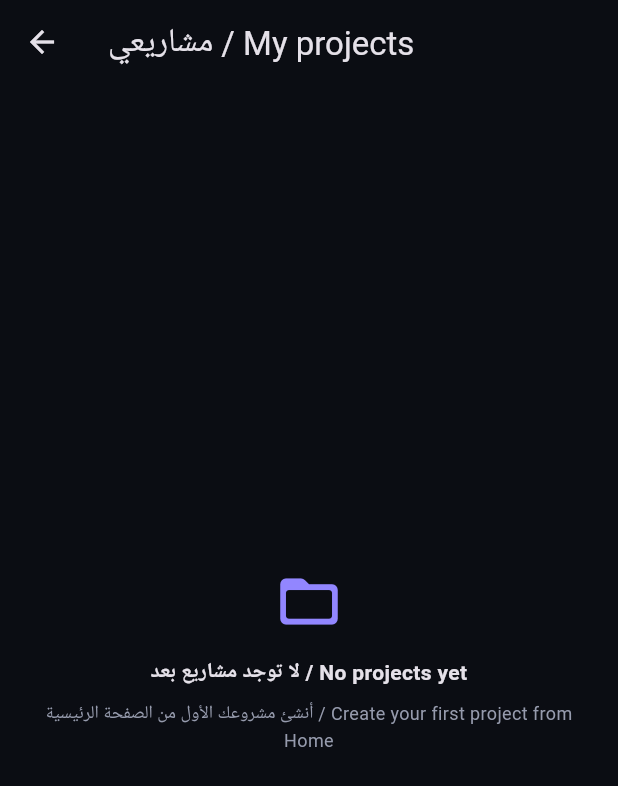
After one commit to alisrm73/QX-Project, a Flutter app: the screen it shows after launch, after a tap on "مشاريعي / My projects", on a phone screen of 412 x 824 dp. The commit adds this screen. Shown: the top 786 px of the screen. Run offline on Flutter 3.47's test engine with Material 3 defaults, Android fonts, the phone set to English and light mode, and no system bars.

Commit message:
feat: display locally saved projects

```diff
--- a/lib/main.dart
+++ b/lib/main.dart
@@ -1,6 +1,7 @@
 import 'package:flutter/material.dart';
 
 import 'services/project_store.dart';
+import 'screens/my_projects_page.dart';
 
 void main() => runApp(const QxStudioApp());
 
@@ -81,7 +82,13 @@ class QxHomePage extends StatelessWidget {
                           data: _cards[index],
                           onTap: index == 0
                               ? () => _showCreateProjectDialog(context)
-                              : null,
+                              : index == 1
+                                  ? () => Navigator.of(context).push(
+                                        MaterialPageRoute<void>(
+                                          builder: (_) => const MyProjectsPage(),
+                                        ),
+                                      )
+                                  : null,
                         ),
                         childCount: _cards.length,
                       ),
--- /dev/null
+++ b/lib/screens/my_projects_page.dart
@@ -0,0 +1,155 @@
+import 'package:flutter/material.dart';
+
+import '../models/qx_project.dart';
+import '../services/project_store.dart';
+
+class MyProjectsPage extends StatefulWidget {
+  const MyProjectsPage({super.key, this.store});
+
+  final ProjectStore? store;
+
+  @override
+  State<MyProjectsPage> createState() => _MyProjectsPageState();
+}
+
+class _MyProjectsPageState extends State<MyProjectsPage> {
+  late Future<List<QxProject>> _projectsFuture;
+
+  ProjectStore get _store => widget.store ?? ProjectStore();
+
+  @override
+  void initState() {
+    super.initState();
+    _loadProjects();
+  }
+
+  void _loadProjects() {
+    _projectsFuture = _store.getProjects();
+  }
+
+  Future<void> _refresh() async {
+    setState(_loadProjects);
+    await _projectsFuture;
+  }
+
+  @override
+  Widget build(BuildContext context) => Scaffold(
+        appBar: AppBar(
+          title: const Text('مشاريعي / My projects'),
+          backgroundColor: const Color(0xFF0B0D13),
+        ),
+        backgroundColor: const Color(0xFF0B0D13),
+        body: FutureBuilder<List<QxProject>>(
+          future: _projectsFuture,
+          builder: (context, snapshot) {
+            if (snapshot.connectionState == ConnectionState.waiting) {
+              return const Center(child: CircularProgressIndicator());
+            }
+            if (snapshot.hasError) {
+              return _MessageState(
+                icon: Icons.error_outline_rounded,
+                message: 'تعذّر تحميل المشاريع / Could not load projects',
+                actionLabel: 'إعادة المحاولة / Retry',
+                onAction: () => setState(_loadProjects),
+              );
+            }
+
+            final projects = snapshot.data ?? const <QxProject>[];
+            if (projects.isEmpty) {
+              return const _MessageState(
+                icon: Icons.folder_open_rounded,
+                message: 'لا توجد مشاريع بعد / No projects yet',
+                detail: 'أنشئ مشروعك الأول من الصفحة الرئيسية / Create your first project from Home',
+              );
+            }
+
+            return RefreshIndicator(
+              onRefresh: _refresh,
+              child: ListView.separated(
+                padding: const EdgeInsets.all(16),
+                itemCount: projects.length,
+                separatorBuilder: (_, __) => const SizedBox(height: 10),
+                itemBuilder: (context, index) {
+                  final project = projects[index];
+                  return Container(
+                    padding: const EdgeInsets.all(16),
+                    decoration: BoxDecoration(
+                      color: const Color(0xFF151923),
+                      borderRadius: BorderRadius.circular(16),
+                      border: Border.all(color: Colors.white.withValues(alpha: .07)),
+                    ),
+                    child: Row(
+                      children: [
+                        Container(
+                          width: 44,
+                          height: 44,
+                          decoration: BoxDecoration(
+                            color: const Color(0xFF7566F2).withValues(alpha: .16),
+                            borderRadius: BorderRadius.circular(13),
+                          ),
+                          child: const Icon(Icons.folder_rounded, color: Color(0xFFAA9FFF)),
+                        ),
+                        const SizedBox(width: 12),
+                        Expanded(
+                          child: Column(
+                            crossAxisAlignment: CrossAxisAlignment.start,
+                            children: [
+                              Text(project.name, style: const TextStyle(fontWeight: FontWeight.w800, fontSize: 15)),
+                              const SizedBox(height: 4),
+                              Text(project.type, style: const TextStyle(color: Color(0xFFAA9FFF), fontSize: 12)),
+                              if (project.description.isNotEmpty) ...[
+                                const SizedBox(height: 5),
+                                Text(project.description, maxLines: 2, overflow: TextOverflow.ellipsis, style: const TextStyle(color: Color(0xFF969BAD), fontSize: 12)),
+                              ],
+                            ],
+                          ),
+                        ),
+                      ],
+                    ),
+                  );
+                },
+              ),
+            );
+          },
+        ),
+      );
+}
+
+class _MessageState extends StatelessWidget {
+  const _MessageState({
+    required this.icon,
+    required this.message,
+    this.detail,
+    this.actionLabel,
+    this.onAction,
+  });
+
+  final IconData icon;
+  final String message;
+  final String? detail;
+  final String? actionLabel;
+  final VoidCallback? onAction;
+
+  @override
+  Widget build(BuildContext context) => Center(
+        child: Padding(
+          padding: const EdgeInsets.all(28),
+          child: Column(
+            mainAxisSize: MainAxisSize.min,
+            children: [
+              Icon(icon, size: 46, color: const Color(0xFF9286FF)),
+              const SizedBox(height: 14),
+              Text(message, textAlign: TextAlign.center, style: const TextStyle(fontWeight: FontWeight.w700)),
+              if (detail != null) ...[
+                const SizedBox(height: 8),
+                Text(detail!, textAlign: TextAlign.center, style: const TextStyle(color: Color(0xFF969BAD), fontSize: 12)),
+              ],
+              if (actionLabel != null && onAction != null) ...[
+                const SizedBox(height: 16),
+                FilledButton.tonal(onPressed: onAction, child: Text(actionLabel!)),
+              ],
+            ],
+          ),
+        ),
+      );
+}
```
Also changed, not shown: 1 other file.
